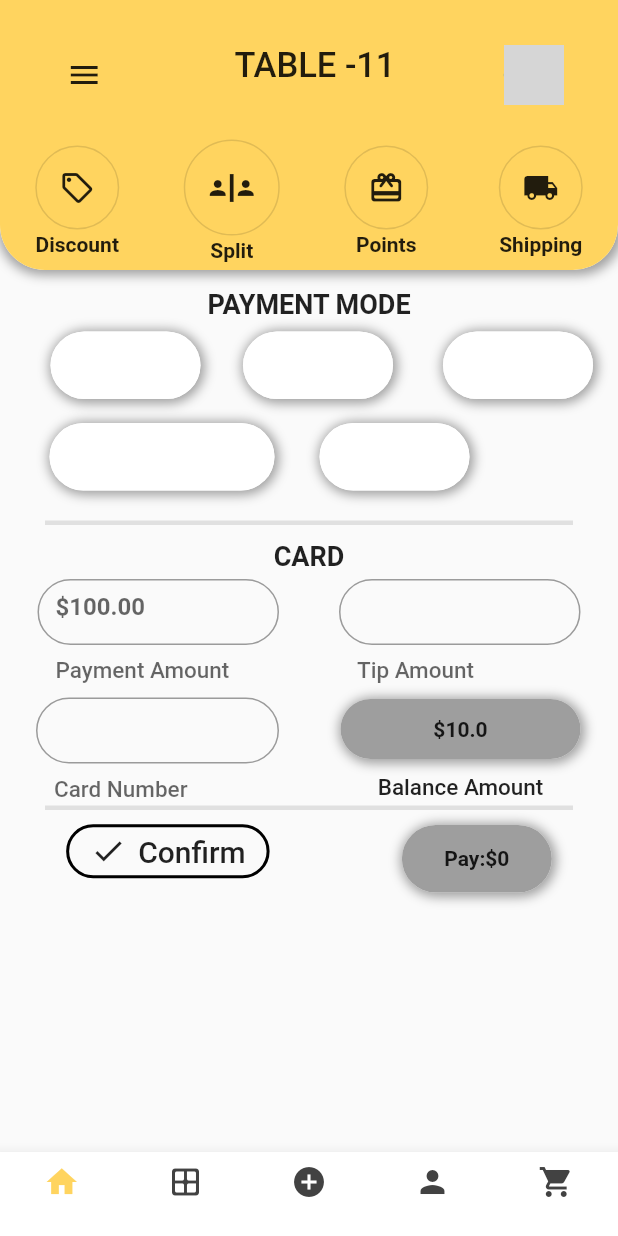
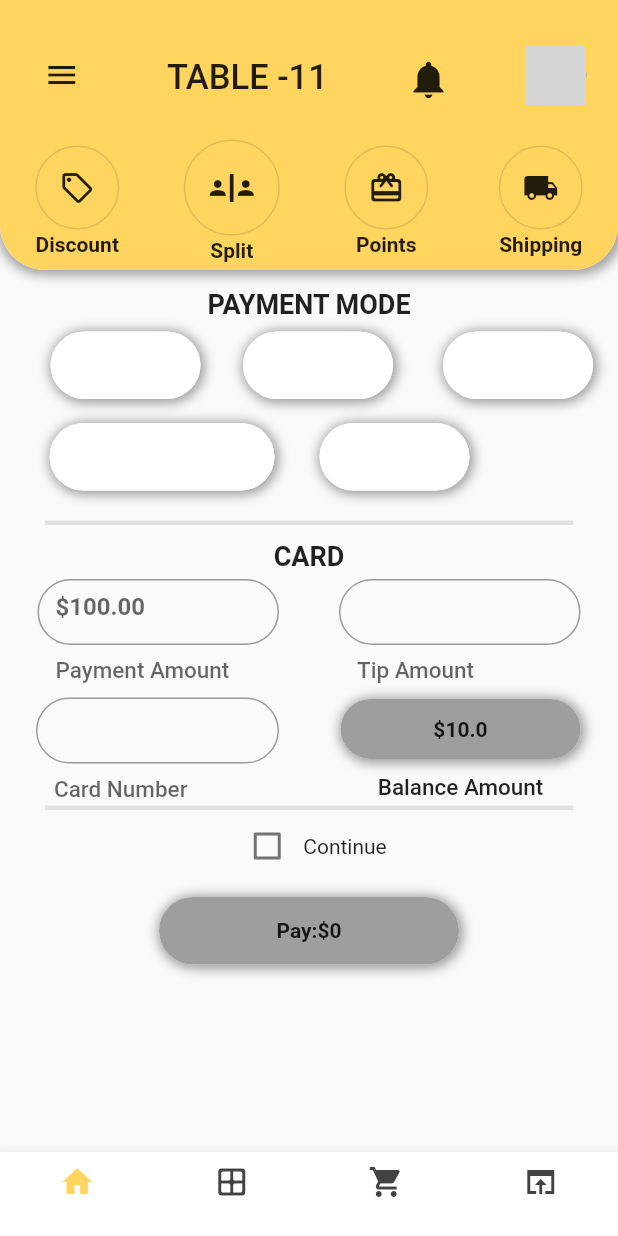
Before and after one commit to up4154/paymentscreen, a Flutter app: the screen it shows after launch, after a tap on "PAY", on a phone screen of 412 x 824 dp. Run offline on Flutter 3.47's test engine with Material 2 defaults, Android fonts, the phone set to English and light mode, and no system bars; network calls fail; grey boxes are pictures that could not be loaded.

Commit message:
new features added

```diff
--- a/lib/payment_screen.dart
+++ b/lib/payment_screen.dart
@@ -4,7 +4,6 @@ import 'package:paymentscreen/billing_type.dart';
 import 'package:paymentscreen/redeem.dart';
 import 'package:paymentscreen/shipping.dart';
 import 'package:paymentscreen/split_payment.dart';
-import 'package:paymentscreen/void.dart';
 import 'package:http/http.dart' as http;
 
 
@@ -25,9 +24,9 @@ class _PaymentScreenState extends State<PaymentScreen> {
   bool isClicked3 = true;
   bool isClicked4 = true;
   bool isClicked5 = true;
-
+  bool value =false;
   final _tipController = new TextEditingController();
-
+  final _formKey = GlobalKey<FormState>();
 
   bool isEnabled = false;
   bool isEnabledBalance = false;
@@ -92,15 +91,11 @@ class _PaymentScreenState extends State<PaymentScreen> {
           ),
           BottomNavigationBarItem(
             label: '',
-            icon: Icon(Icons.add_circle_outlined),
+            icon: Icon(Icons.shopping_cart),
           ),
           BottomNavigationBarItem(
             label: '',
-            icon: Icon(Icons.person),
-          ),
-          BottomNavigationBarItem(
-            label: '',
-            icon: Icon(Icons.shopping_cart),
+            icon: Icon(Icons.open_in_browser_sharp),
           ),
         ],
       ),
@@ -147,8 +142,21 @@ class _PaymentScreenState extends State<PaymentScreen> {
                             });
                           },
                         ),
-                        Text("TABLE -11",
+                        Padding(
+                          padding: const EdgeInsets.only(top:8),
+                          child: Text("TABLE -11",
                             style: TextStyle(fontSize: 23,fontWeight: FontWeight.w500),),
+                        ),
+                        IconButton(
+                          alignment:Alignment.topRight,
+                          icon: const Icon(Icons.notifications,
+                            size: 30,
+                          ),
+                          onPressed: () {
+                            setState(() {
+                            });
+                          },
+                        ),
                         CircleAvatar(
                             backgroundImage: NetworkImage('https://images.pexels.com/photos/220453/pexels-photo-220453.jpeg?auto=compress&cs=tinysrgb&dpr=1&w=500')
                         ),
@@ -611,7 +619,15 @@ class _PaymentScreenState extends State<PaymentScreen> {
                                   padding: const EdgeInsets.only(left: 20,right: 20),
                                   child: Container(
                                     height: 70,
+                                    child: Form(
+                                      key: _formKey,
                                       child: TextFormField(
+                                        validator: (value) {
+                                          if (value == null || value.isEmpty) {
+                                            return 'Please enter tip amount';
+                                          }
+                                          return null;
+                                        },
                                         controller: _tipController,
                                         keyboardType:TextInputType.number,
                                         decoration: InputDecoration(
@@ -628,6 +644,7 @@ class _PaymentScreenState extends State<PaymentScreen> {
                                           focusedBorder: OutlineInputBorder(
                                             borderRadius: BorderRadius.circular(30),
                                             borderSide: BorderSide(color:Colors.brown),
+                                          ),
                                         ),
                                       ),
                                     ),
@@ -674,7 +691,7 @@ class _PaymentScreenState extends State<PaymentScreen> {
                               Expanded(
                                 child: Column(
                                   children: [
-                                    Container( //isEnabledBalance ? ()=> print('hello'): null,
+                                    Container(
                                       child: InkWell(
                                         onTap:(){
                                           setState(() {
@@ -740,29 +757,27 @@ class _PaymentScreenState extends State<PaymentScreen> {
                 color: Colors.grey[300],
               ),
             ),
+            Column(
+
+              children: [
                 Row(
-              mainAxisAlignment: MainAxisAlignment.spaceAround,
+                  mainAxisAlignment: MainAxisAlignment.center,
                   children: [
-                OutlinedButton.icon(
-                  onPressed:(){
+                    Checkbox(
+                      value: this.isEnabled,
+                      activeColor: Color(0xFFFFD45F),
+                      onChanged: (value) {
                         setState(() {
-                      totalAmount();
-                      isEnabled=true;
+                          if(_formKey.currentState!.validate())
+                          {totalAmount();
+                            this.isEnabled = value!;}
                         });
                       },
-                  style: ButtonStyle(
-                      shape: MaterialStateProperty.all(
-                          RoundedRectangleBorder(borderRadius: BorderRadius.circular(30.0))
                     ),
-                      side: MaterialStateProperty.all(BorderSide(width: 2))
-                  ),
-
-                  label: Text("Confirm",style: TextStyle(
-                      color: Colors.black87,
-                      fontSize: 20
-                  ),),
-                  icon: Icon(Icons.check,
-                    color: Colors.black87,),
+                    Text(
+                      'Continue',
+                    )
+                  ],
                 ),
                 Container(
                   child: InkWell(
@@ -789,7 +804,7 @@ class _PaymentScreenState extends State<PaymentScreen> {
                           color : isEnabled  ?  Color(0xFFFFD45F):Colors.grey,
                         ),
                         margin: EdgeInsets.only(top: 10),
-                        width: 100,
+                        width: 200,
                         height: 45,
                         child: Center(
                             child: Text(
@@ -799,9 +814,9 @@ class _PaymentScreenState extends State<PaymentScreen> {
                             ))),
 
                   ),
+                )
+              ],
             ),
-              ],
-            )
           ],
         ),
       ),
```
Lines whose indentation alone changed are shown as unchanged.
